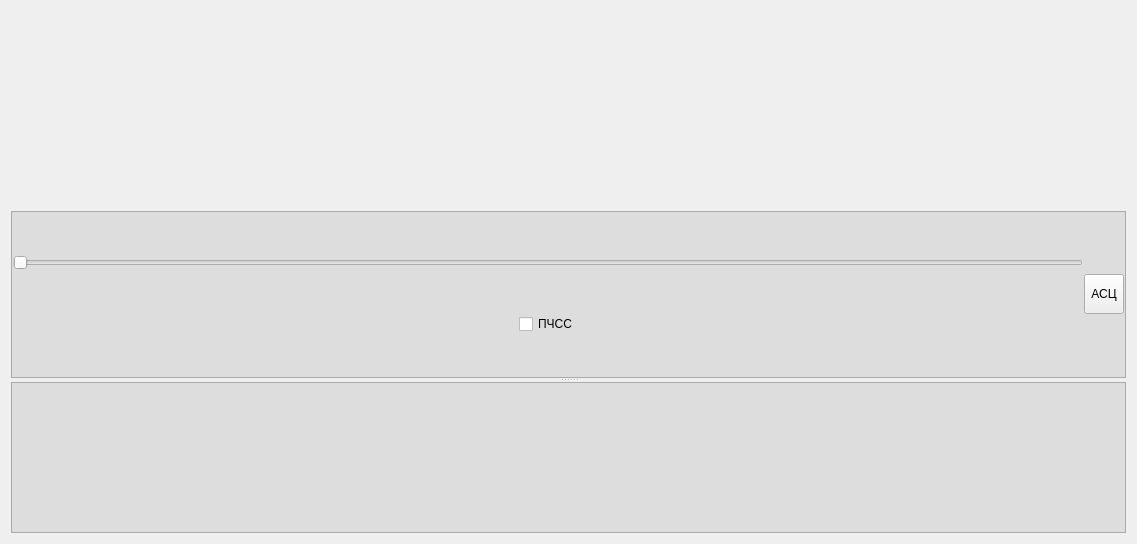
The window that src/Indicators/ui/ShPIndicatorItem.ui (alexvrn/rmo) describes before a commit, drawn with Qt 5.
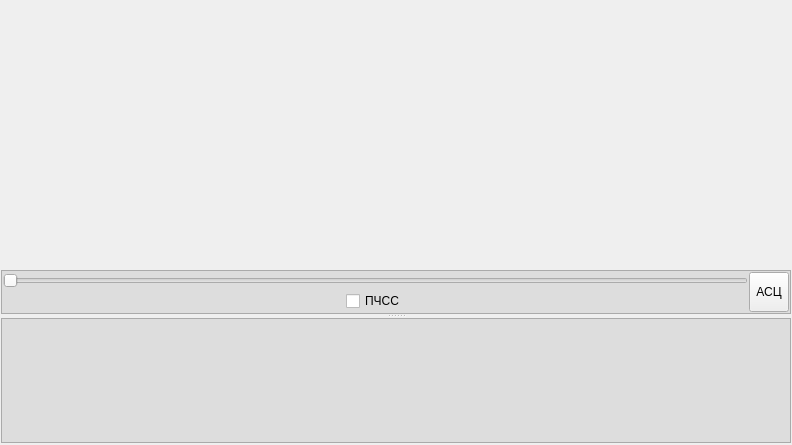
The same window after the commit. Custom widgets are drawn as their Qt base class.

Commit message: Правки интерфейса

Patch:
```diff
--- a/src/Indicators/ui/ShPIndicatorItem.ui
+++ b/src/Indicators/ui/ShPIndicatorItem.ui
@@ -6,14 +6,29 @@
    <rect>
     <x>0</x>
     <y>0</y>
-    <width>1137</width>
-    <height>544</height>
+    <width>792</width>
+    <height>445</height>
    </rect>
   </property>
   <property name="windowTitle">
    <string>Form</string>
   </property>
   <layout class="QGridLayout" name="gridLayout">
+   <property name="leftMargin">
+    <number>1</number>
+   </property>
+   <property name="topMargin">
+    <number>2</number>
+   </property>
+   <property name="rightMargin">
+    <number>1</number>
+   </property>
+   <property name="bottomMargin">
+    <number>2</number>
+   </property>
+   <property name="spacing">
+    <number>2</number>
+   </property>
    <item row="0" column="0">
     <widget class="QSplitter" name="splitter_2">
      <property name="orientation">
@@ -55,16 +70,49 @@
           </spacer>
          </item>
          <item>
-          <layout class="QVBoxLayout" name="widgetsVerticalLayout">
-           <property name="spacing">
-            <number>1</number>
-           </property>
-          </layout>
+          <widget class="QWidget" name="widgetsVerticalLayout" native="true">
+           <layout class="QVBoxLayout" name="verticalLayout_2">
+            <property name="spacing">
+             <number>1</number>
+            </property>
+            <property name="leftMargin">
+             <number>1</number>
+            </property>
+            <property name="topMargin">
+             <number>1</number>
+            </property>
+            <property name="rightMargin">
+             <number>1</number>
+            </property>
+            <property name="bottomMargin">
+             <number>1</number>
+            </property>
+            <item>
+             <widget class="QSplitter" name="splitter">
+              <property name="orientation">
+               <enum>Qt::Vertical</enum>
+              </property>
+             </widget>
+            </item>
+           </layout>
+          </widget>
          </item>
         </layout>
        </item>
        <item>
         <widget class="QFrame" name="frame_2">
+         <property name="sizePolicy">
+          <sizepolicy hsizetype="Preferred" vsizetype="Preferred">
+           <horstretch>0</horstretch>
+           <verstretch>0</verstretch>
+          </sizepolicy>
+         </property>
+         <property name="maximumSize">
+          <size>
+           <width>16777215</width>
+           <height>50</height>
+          </size>
+         </property>
          <property name="styleSheet">
           <string notr="true">QFrame {
   background-color: rgb(221, 221, 221);
@@ -109,6 +157,9 @@
               <property name="spacing">
                <number>2</number>
               </property>
+              <property name="sizeConstraint">
+               <enum>QLayout::SetDefaultConstraint</enum>
+              </property>
               <item>
                <spacer name="horizontalSpacer_3">
                 <property name="orientation">
@@ -116,7 +167,7 @@
                 </property>
                 <property name="sizeHint" stdset="0">
                  <size>
-                  <width>40</width>
+                  <width>20</width>
                   <height>20</height>
                  </size>
                 </property>
@@ -136,7 +187,7 @@
                 </property>
                 <property name="sizeHint" stdset="0">
                  <size>
-                  <width>40</width>
+                  <width>20</width>
                   <height>20</height>
                  </size>
                 </property>
```
Left out of the diff: 2 changed lines with no effect on the pictures. The commit also changes 6 other files.
